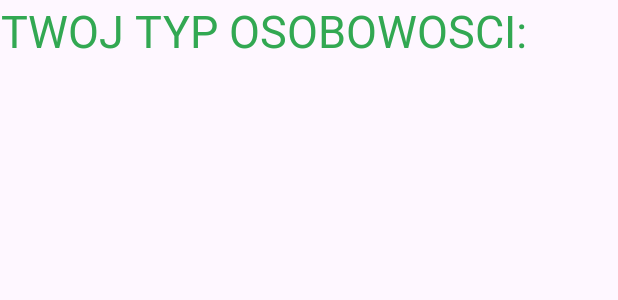
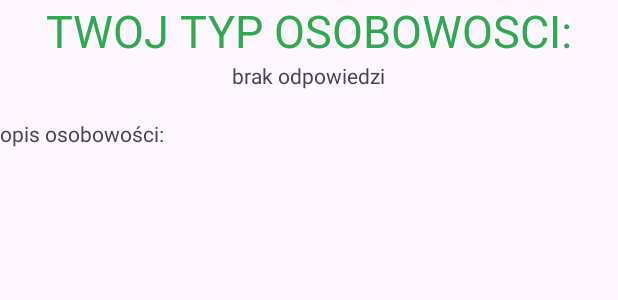
Before and after one commit to probula/PersonalityQuiz, an Android app: the layout activity_summary.xml on its own in the app's theme, with its tools: preview values and no code run, on a phone screen of 412 x 824 dp. Shown: the top 300 px of the screen. Run offline under Robolectric (Android 15) with nearby library versions, the phone set to English and light mode, and no system bars.

Commit message:
add DatePicker and TimePicker data sending to second activity

```diff
--- a/app/src/main/res/layout/activity_main.xml
+++ b/app/src/main/res/layout/activity_main.xml
@@ -57,12 +57,14 @@
             android:textSize="25dp"
             android:gravity="center"/>
         <DatePicker
+            android:id="@+id/dzien"
             android:layout_width="wrap_content"
             android:layout_height="wrap_content"
             android:calendarViewShown="true"
             android:layout_marginBottom="16dp" />
 
         <TimePicker
+            android:id="@+id/godzina"
             android:layout_width="wrap_content"
             android:layout_height="wrap_content"
             android:layout_marginBottom="16dp" />
--- a/app/src/main/res/layout/activity_summary.xml
+++ b/app/src/main/res/layout/activity_summary.xml
@@ -6,24 +6,33 @@
     android:id="@+id/main"
     android:layout_width="match_parent"
     android:layout_height="match_parent"
-    android:orientation="horizontal"
+    android:orientation="vertical"
     tools:context=".SummaryActivity">
-    <LinearLayout
-        android:layout_width="wrap_content"
-        android:layout_height="wrap_content">
+
     <TextView
         android:layout_width="wrap_content"
         android:layout_height="wrap_content"
         android:text="TWOJ TYP OSOBOWOSCI:"
         android:textSize="30dp"
         android:textColor="#32a852"
-            android:gravity="center"/>
+        android:layout_gravity="center_horizontal"/>
 
     <TextView
-            android:id="@+id/wynik"
+        android:id="@+id/wynikTN"
         android:layout_width="wrap_content"
         android:layout_height="wrap_content"
-            android:gravity="center"/>
-    </LinearLayout>
+        android:text="brak odpowiedzi"
+        android:layout_gravity="center_horizontal"/>
+    <TextView
+        android:layout_width="wrap_content"
+        android:layout_height="wrap_content"
+        android:id="@+id/wynikDataCzas"/>
+
+    <TextView
+        android:layout_width="wrap_content"
+        android:layout_height="wrap_content"
+        android:text="opis osobowości:"
+        android:gravity="center_horizontal"/>
+
 
 </LinearLayout>
```
Also changed, not shown: app/src/main/java/com/example/personality_quiz/MainActivity.kt (+30 -11 lines), app/src/main/java/com/example/personality_quiz/SummaryActivity.kt (+10 -1 lines). Lines whose indentation alone changed are shown as unchanged.
